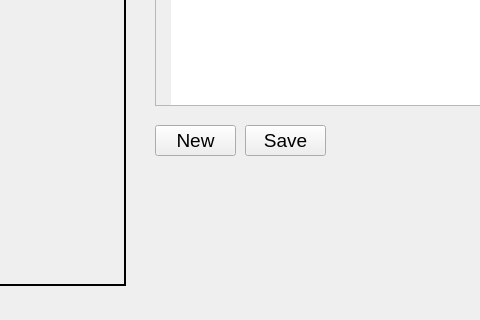
The window that gui/main.ui (Geffen-Cooper/Gesture_Recognition) describes before a commit, drawn with Qt 5; both pictures show x 475 to 955 and y 205 to 525 of the 1166 by 631 pixel window.
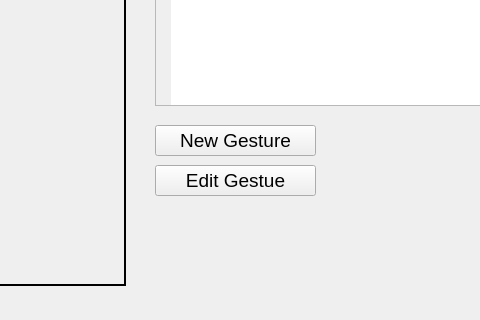
The same window after the commit. Icons and pictures are not drawn.

What changed in the file:
```diff
--- a/gui/main.ui
+++ b/gui/main.ui
@@ -215,25 +215,25 @@
     <rect>
      <x>630</x>
      <y>330</y>
-     <width>81</width>
+     <width>161</width>
      <height>31</height>
     </rect>
    </property>
    <property name="text">
-    <string>New</string>
+    <string>New Gesture</string>
    </property>
   </widget>
   <widget class="QPushButton" name="save_gesture">
    <property name="geometry">
     <rect>
-     <x>720</x>
-     <y>330</y>
-     <width>81</width>
+     <x>630</x>
+     <y>370</y>
+     <width>161</width>
      <height>31</height>
     </rect>
    </property>
    <property name="text">
-    <string>Save</string>
+    <string>Edit Gestue</string>
    </property>
   </widget>
  </widget>
```
Left out of the diff: 3 changed lines with no effect on the pictures.
